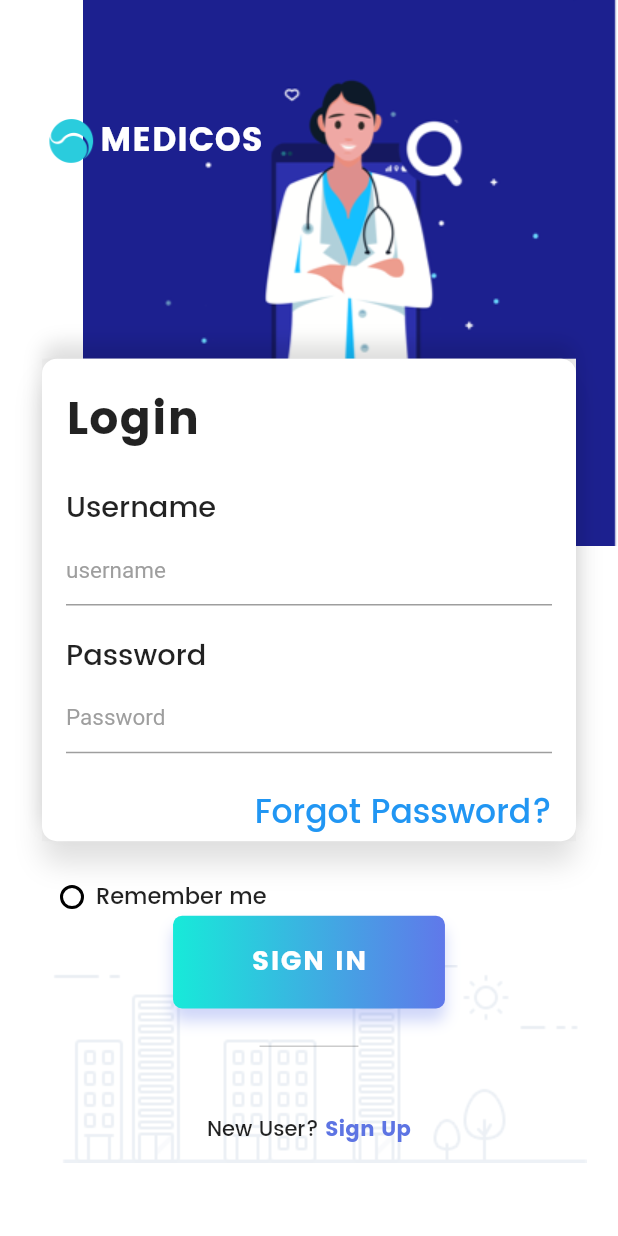
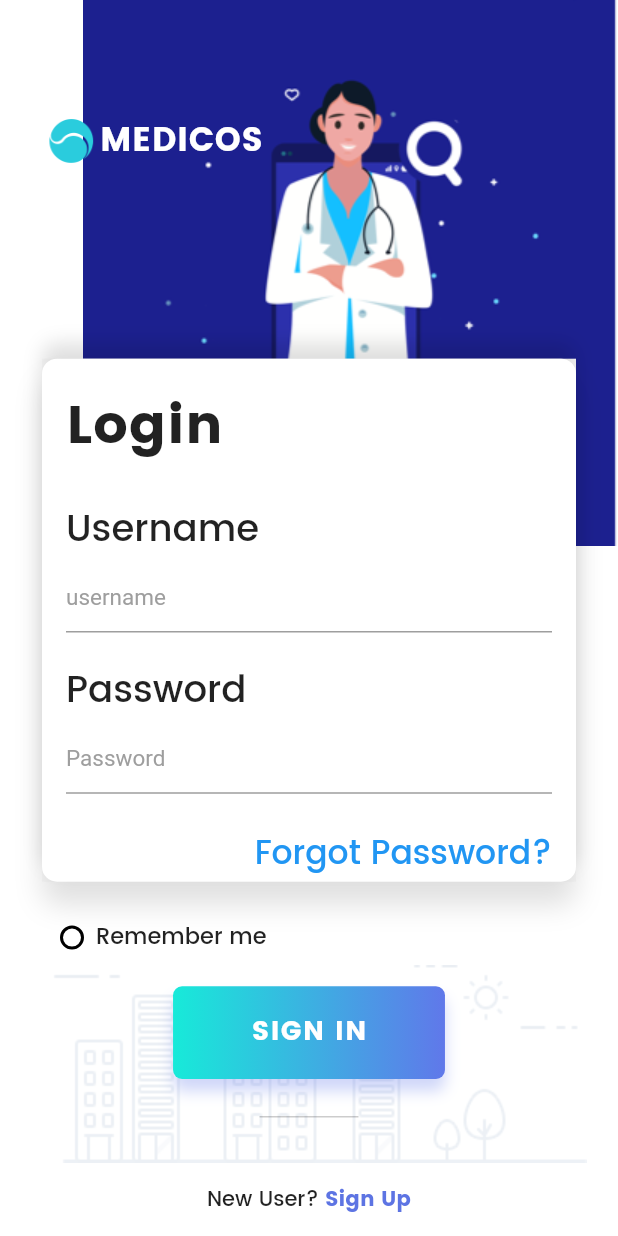
Before and after one commit to anu-baby97/patient_portal, a Flutter app: the screen it shows after launch, on a phone screen of 412 x 824 dp. Run offline on Flutter 3.47's test engine with Material 2 defaults, Android fonts, the phone set to English and light mode, and no system bars; our stand-ins replace flutter_screenutil.

Commit message:
changed font size

```diff
--- a/lib/Widgets/FormCard.dart
+++ b/lib/Widgets/FormCard.dart
@@ -34,7 +34,7 @@ class _FormCardState extends State<FormCard> {
             children: <Widget>[
               Text("Login",
                   style: TextStyle(
-                      fontSize: ScreenUtil.getInstance().setSp(55),
+                      fontSize: ScreenUtil.getInstance().setSp(65),
                       fontFamily: "Poppins-Bold",
                       letterSpacing: .6)),
               SizedBox(
@@ -43,7 +43,7 @@ class _FormCardState extends State<FormCard> {
               Text("Username",
                   style: TextStyle(
                       fontFamily: "Poppins-Medium",
-                      fontSize: ScreenUtil.getInstance().setSp(35))),
+                      fontSize: ScreenUtil.getInstance().setSp(45))),
               TextField(
                 decoration: InputDecoration(
                     hintText: "username",
@@ -55,7 +55,7 @@ class _FormCardState extends State<FormCard> {
               Text("Password",
                   style: TextStyle(
                       fontFamily: "Poppins-Medium",
-                      fontSize: ScreenUtil.getInstance().setSp(35))),
+                      fontSize: ScreenUtil.getInstance().setSp(45))),
               TextField(
                 obscureText: true,
                 decoration: InputDecoration(
--- a/lib/main.dart
+++ b/lib/main.dart
@@ -115,6 +115,7 @@ class _MyAppState extends State<MyApp> {
                                   fontSize: 15, fontFamily: "Poppins-Medium"))
                         ],
                       ),
+                      SizedBox(height: 20),
                       InkWell(
                         child: Container(
                           width: ScreenUtil.getInstance().setWidth(330),
```
